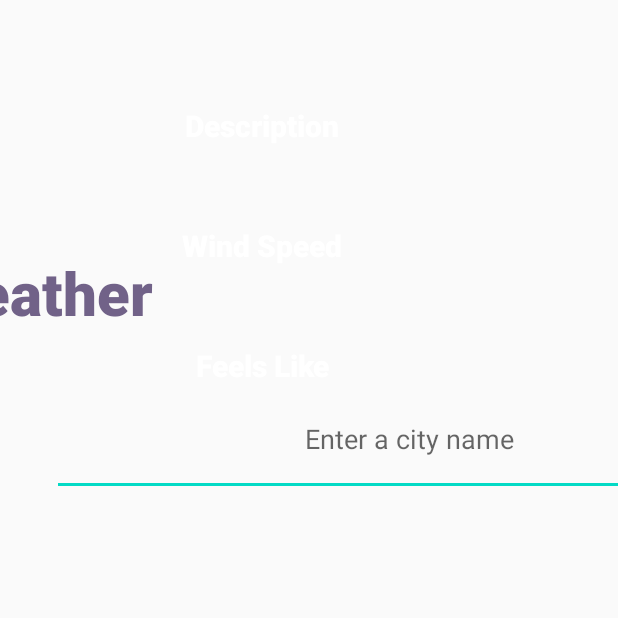
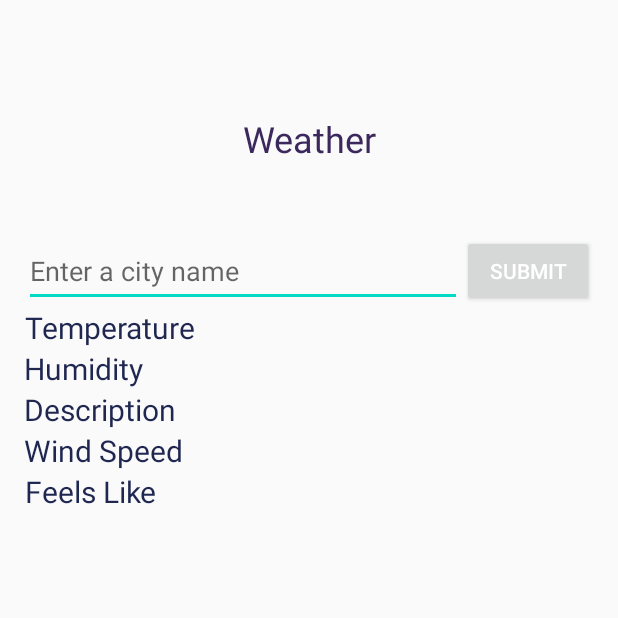
Before and after one commit to akshataxx/MyWeather, an Android app: the screen it shows after launch (MainActivity), on a phone screen of 412 x 824 dp, the top half of it. Run offline under Robolectric (Android 15) with nearby library versions, the phone set to English and light mode, and no system bars; pictures from the network do not load.

Commit message:
weather and background image working

```diff
--- a/app/src/main/AndroidManifest.xml
+++ b/app/src/main/AndroidManifest.xml
@@ -4,6 +4,7 @@
 
     <uses-permission android:name="android.permission.INTERNET"/>
     <application
+        android:usesCleartextTraffic="true"
         android:allowBackup="true"
         android:dataExtractionRules="@xml/data_extraction_rules"
         android:fullBackupContent="@xml/backup_rules"
@@ -18,10 +19,10 @@
             android:exported="true"
             android:label="@string/app_name"
             android:theme="@style/CustomTheme"
-            android:screenOrientation="portrait">
+            android:screenOrientation="portrait"
+            >
             <intent-filter>
                 <action android:name="android.intent.action.MAIN" />
-
                 <category android:name="android.intent.category.LAUNCHER" />
             </intent-filter>
         </activity>
--- a/app/src/main/java/com/example/myweather/MainActivity.kt
+++ b/app/src/main/java/com/example/myweather/MainActivity.kt
@@ -1,25 +1,19 @@
 package com.example.myweather
 
 import android.os.Bundle
-import android.text.Editable
-import android.text.TextWatcher
 import android.util.Log
-import android.view.View
 import android.widget.AutoCompleteTextView
+import android.widget.Button
 import android.widget.EditText
-import android.widget.SeekBar
+import android.widget.ImageView
 import android.widget.TextView
-import androidx.activity.ComponentActivity
-
-/*import androidx.compose.foundation.layout.fillMaxSize
-import androidx.compose.material3.MaterialTheme
-import androidx.compose.material3.Surface
-import androidx.compose.material3.Text
-import androidx.compose.runtime.Composable
-import androidx.compose.ui.Modifier
-import androidx.compose.ui.tooling.preview.Preview*/
-import com.example.myweather.ui.theme.MyWeatherTheme
 import androidx.appcompat.app.AppCompatActivity
+import com.bumptech.glide.Glide
+import retrofit2.Call
+import retrofit2.Callback
+import retrofit2.Response
+import retrofit2.Retrofit
+import retrofit2.converter.gson.GsonConverterFactory
 
 /**
  * Main Activity class extends App combat activity
@@ -28,40 +22,107 @@ import androidx.appcompat.app.AppCompatActivity
  */
 
 private const val TAG ="MainActivity"
+private const val UNSPLASH_ACCESS_KEY = "YWvqLpD6_DWXpnjnPGbuhneEIbnxYj47pMJY6V9MMEEI"
+private const val UNSPLASH_BASE_URL = "https://api.unsplash.com/"
+
 class MainActivity : AppCompatActivity() {
-    private lateinit var city:AutoCompleteTextView
-    private lateinit var suggestion: EditText
+    private lateinit var city: AutoCompleteTextView
+    //private lateinit var suggestion: TextView
+    private lateinit var temperatureValue: TextView
+    private lateinit var humidityValue: TextView
+    private lateinit var descriptionValue: TextView
+    private lateinit var windValue: TextView
+    private lateinit var feelsValue: TextView
+    private lateinit var backgroundImageView: ImageView
+
+    private val unsplashApi by lazy {
+        Retrofit.Builder()
+            .baseUrl(UNSPLASH_BASE_URL)
+            .addConverterFactory(GsonConverterFactory.create())
+            .build()
+            .create(UnsplashApi::class.java)
+    }
+
     override fun onCreate(savedInstanceState: Bundle?) {
         super.onCreate(savedInstanceState)
         setContentView(R.layout.activity_main) //set the xml layout for this activity
         city = findViewById(R.id.SearchBar)
-        suggestion = findViewById(R.id.dropdownSuggestion)
+        //suggestion = findViewById(R.id.dropdownSuggestion)
+        temperatureValue = findViewById(R.id.temperatureValue)
+        humidityValue = findViewById(R.id.humidityValue)
+        descriptionValue = findViewById(R.id.descriptionValue)
+        windValue = findViewById(R.id.windValue)
+        feelsValue = findViewById(R.id.feelsValue)
+        backgroundImageView = findViewById(R.id.backgroundImageView)
 
-        city.addTextChangedListener(object: TextWatcher {
-            override fun beforeTextChanged(s: CharSequence?, start: Int, count: Int, after:Int){}
-            override fun onTextChanged(s: CharSequence?, start: Int, before: Int, count: Int) {}
-            override fun afterTextChanged(s: Editable?) {
-                Log.i(TAG, "afterTextChanged $s")
-                //submit button to trigger openweather api call
-                submitButton()
+        val submitButton = findViewById<Button>(R.id.submit)
+        submitButton.setOnClickListener { submitButton() } //set click listener
+    }
 
-            }
-        })
+    /**
+     * Function to be triggered when submit button is clicked
+     */
+    private fun submitButton(){
+        val selectedCity = city.text.toString()
+        fetchWeather(selectedCity)
+        fetchBackgroundImage(selectedCity)
     }
 
     /**
      * Function to fetch weather conditions for the selected city
      */
-    private fun fetchWeather(city:String){
-        val weatherConditions = "Weather conditions for $city: Sunny "
+    private fun fetchWeather(city: String) {
+        val weatherApi = WeatherApi.retrofitService
+        weatherApi.getWeather(city, "70c239d17904f676d67a81814478e43b", "metric").enqueue(object : Callback<WeatherResponse> {
+            override fun onResponse(
+                call: Call<WeatherResponse>,
+                response: Response<WeatherResponse>
+            ) {
+                if (response.isSuccessful) {
+                    Log.i(TAG, "Response successful weather")
+                    val weatherResponse = response.body()
+                    temperatureValue.setText("${weatherResponse?.main?.temp} °C")
+                    humidityValue.setText("${weatherResponse?.main?.humidity} %")
+                    descriptionValue.setText(weatherResponse?.weather?.get(0)?.description)
+                    windValue.setText("${weatherResponse?.wind?.speed} m/s")
+                    feelsValue.setText("${weatherResponse?.main?.feels_like} °C")
+                } else {
+                    Log.i(TAG, "Response unsuccessful weather")
+                }
+            }
 
+            override fun onFailure(call: Call<WeatherResponse>, t: Throwable) {
+                Log.i(TAG, "Response failed")
+            }
+        })
     }
 
-    /**
-     * Function to be triggered when submit button is clicked
-     */
-    private fun submitButton(view: View){
-        val selectedCity = city.text.toString()
-        fetchWeather(selectedCity)
+    private fun fetchBackgroundImage(city:String){
+        unsplashApi.getImages(city,"WvqLpD6_DWXpnjnPGbuhneEIbnxYj47pMJY6V9MMEEI").enqueue(object: Callback<UnsplashResponse>{
+            override fun onResponse(
+                call: Call<UnsplashResponse>,
+                response: Response<UnsplashResponse>
+            ){
+                if(response.isSuccessful) {
+                    Log.i(TAG, "Response successful images")
+                    val imageUrl = response.body()?.results?.get(0)?.urls?.full
+                    imageUrl?.let {
+                        loadImageIntoBackground(it)
+
+                    }
+                }else{
+                    Log.e(TAG, "Failed to fetch unsplash images")
+
+                }
+            }
+            override fun onFailure(call: Call<UnsplashResponse>, t: Throwable) {
+                Log.e(TAG, "Unsplash API call failed", t)
+            }
+        })
+    }
+    private fun loadImageIntoBackground(imageUrl: String) {
+        Glide.with(this)
+            .load(imageUrl)
+            .into(backgroundImageView)
     }
 }
--- /dev/null
+++ b/app/src/main/java/com/example/myweather/UnsplashApiService.kt
@@ -0,0 +1,14 @@
+package com.example.myweather
+
+import retrofit2.Call
+import retrofit2.http.GET
+import retrofit2.http.Query
+import com.example.myweather.UnsplashResponse
+
+interface UnsplashApi {
+    @GET("search/photos")
+    fun getImages(
+        @Query("query") query: String,
+        @Query("client_id") clientId: String
+    ): Call<UnsplashResponse>
+}
--- a/app/src/main/res/layout/activity_main.xml
+++ b/app/src/main/res/layout/activity_main.xml
@@ -3,210 +3,166 @@
     xmlns:app="http://schemas.android.com/apk/res-auto"
     xmlns:tools="http://schemas.android.com/tools"
     android:layout_width="match_parent"
-    android:layout_height="match_parent">
+    android:layout_height="match_parent"
+    android:padding="16dp">
+
+    <ImageView
+        android:id="@+id/backgroundImageView"
+        android:layout_width="match_parent"
+        android:layout_height="match_parent"
+        android:scaleType="centerCrop"
+        app:layout_constraintBottom_toBottomOf="parent"
+        app:layout_constraintEnd_toEndOf="parent"
+        app:layout_constraintStart_toStartOf="parent"
+        app:layout_constraintTop_toTopOf="parent" />
 
     <TextView
         android:id="@+id/BaseLabel"
-        android:layout_width="237dp"
-        android:layout_height="57dp"
-        android:layout_marginTop="168dp"
-        android:layout_marginEnd="268dp"
-        android:fontFamily="sans-serif-black"
-        android:shadowColor="#CEB55072"
+        android:layout_width="wrap_content"
+        android:layout_height="wrap_content"
+        android:layout_marginTop="60dp"
         android:text="Weather"
         android:textAlignment="center"
-        android:textColor="#DF5D4C77"
-        android:textSize="40sp"
+        android:textColor="#3B285C"
+        android:textSize="24sp"
+        app:layout_constraintStart_toStartOf="parent"
         app:layout_constraintEnd_toEndOf="parent"
-        app:layout_constraintTop_toTopOf="parent"
-        app:layouyt_constraintStart_toStartof="parent" />
+        app:layout_constraintTop_toTopOf="parent" />
 
     <AutoCompleteTextView
         android:id="@+id/SearchBar"
-        android:layout_width="476dp"
-        android:layout_height="76dp"
-        android:layout_marginStart="60dp"
-        android:layout_marginTop="30dp"
-        android:layout_marginEnd="60dp"
-        android:layout_marginBottom="524dp"
-        android:fontFamily="sans-serif"
+        android:layout_width="0dp"
+        android:layout_height="48dp"
+        android:layout_marginTop="48dp"
         android:hint="Enter a city name"
+        android:imeOptions="actionDone"
         android:inputType="text"
-        android:popupBackground="@android:color/black"
-        android:textAlignment="center"
-        app:layout_constraintBottom_toBottomOf="parent"
-        app:layout_constraintEnd_toEndOf="parent"
-        app:layout_constraintHorizontal_bias="0.141"
+        app:layout_constraintEnd_toStartOf="@id/submit"
         app:layout_constraintStart_toStartOf="parent"
-        app:layout_constraintTop_toBottomOf="@id/BaseLabel"
-        app:layout_constraintVertical_bias="0.034" />
+        app:layout_constraintTop_toBottomOf="@id/BaseLabel" />
 
     <Button
         android:id="@+id/submit"
         android:layout_width="wrap_content"
         android:layout_height="wrap_content"
-        android:layout_marginStart="21dp"
-        android:layout_marginTop="287dp"
+        android:imeOptions="actionDone"
+        android:text="Submit"
+        app:layout_constraintBottom_toBottomOf="@id/SearchBar"
+        app:layout_constraintEnd_toEndOf="parent"
+        app:layout_constraintTop_toTopOf="@id/SearchBar" />
 
-
-        android:layout_marginEnd="72dp"
-        android:layout_marginBottom="1193dp"
-        android:onClick="onSubmitButtonClick"
-        android:text="Submit"
-        app:layout_constraintBottom_toBottomOf="parent"
-        app:layout_constraintEnd_toEndOf="parent"
-        app:layout_constraintStart_toEndOf="@+id/SearchBar"
-        app:layout_constraintTop_toTopOf="parent" />
+    <View
+        android:id="@+id/separator"
+        android:layout_width="16dp"
+        android:layout_height="0dp"
+        app:layout_constraintStart_toEndOf="@+id/temperatureLabel"
+        app:layout_constraintTop_toTopOf="parent"
+        app:layout_constraintBottom_toBottomOf="parent"/>
+    <TextView
+        android:id="@+id/temperatureLabel"
+        android:layout_width="wrap_content"
+        android:layout_height="wrap_content"
+        android:text="Temperature"
+        android:textAlignment="center"
+        android:textColor="#1F2751"
+        android:textSize="20sp"
+        app:layout_constraintStart_toStartOf="parent"
+        app:layout_constraintTop_toBottomOf="@+id/SearchBar" />
 
     <TextView
-        android:id="@+id/dropdownSuggestion"
-        android:layout_width="475dp"
-        android:layout_height="63dp"
-        android:padding="8sp"
-        android:textColor="@color/black"
-        android:textSize="18sp"
-        app:layout_constraintStart_toStartOf="@id/SearchBar"
-        app:layout_constraintTop_toBottomOf="@id/SearchBar"
-        tools:layout_editor_absoluteX="131dp"
-        tools:layout_editor_absoluteY="354dp" />
+        android:id="@+id/temperatureValue"
+        android:layout_width="wrap_content"
+        android:layout_height="wrap_content"
+        android:textAlignment="center"
+        android:textColor="#432C6C"
+        android:textSize="20sp"
 
-    <TextView
-        android:id="@+id/temperatureLabel"
-        android:layout_width="141dp"
-        android:layout_height="42dp"
-        android:layout_marginStart="104dp"
-        android:layout_marginTop="128dp"
-        android:layout_marginBottom="951dp"
-        android:fontFamily="sans-serif-black"
-        android:text="Temperature"
-        android:textAlignment="center"
-        android:textSize="20sp"
-        app:layout_constraintBottom_toBottomOf="parent"
-        app:layout_constraintStart_toStartOf="parent"
-        app:layout_constraintTop_toBottomOf="@+id/dropdownSuggestion"
-        app:layout_constraintVertical_bias="0.6" />
-
-    <EditText
-        android:id="@+id/temperatureValue"
-        android:layout_width="173dp"
-        android:layout_height="55dp"
-        android:layout_marginStart="97dp"
-        android:layout_marginTop="113dp"
-        android:layout_marginEnd="220dp"
-        android:layout_marginBottom="933dp"
-        android:ems="10"
-        android:inputType="number"
-        app:layout_constraintBottom_toBottomOf="parent"
-        app:layout_constraintEnd_toEndOf="parent"
-        app:layout_constraintHorizontal_bias="1.0"
-        app:layout_constraintStart_toEndOf="@+id/temperatureLabel"
-        app:layout_constraintTop_toBottomOf="@+id/dropdownSuggestion"
-        app:layout_constraintVertical_bias="0.0" />
+        app:layout_constraintStart_toEndOf="@+id/separator"
+        app:layout_constraintTop_toTopOf="@+id/temperatureLabel" />
 
     <TextView
         android:id="@+id/humidityLabel"
-        android:layout_width="141dp"
-        android:layout_height="42dp"
-        android:layout_marginStart="104dp"
-        android:layout_marginTop="38dp"
-        android:layout_marginBottom="871dp"
-        android:fontFamily="sans-serif-black"
+        android:layout_width="wrap_content"
+        android:layout_height="wrap_content"
         android:text="Humidity"
         android:textAlignment="center"
+        android:textColor="#1F2751"
         android:textSize="20sp"
-        app:layout_constraintBottom_toBottomOf="parent"
-        app:layout_constraintEnd_toStartOf="@+id/humidityValue"
         app:layout_constraintStart_toStartOf="parent"
         app:layout_constraintTop_toBottomOf="@+id/temperatureLabel" />
 
     <TextView
         android:id="@+id/humidityValue"
-        android:layout_width="173dp"
-        android:layout_height="55dp"
-        android:layout_marginStart="97dp"
-        android:layout_marginTop="38dp"
-        android:layout_marginEnd="220dp"
-        android:layout_marginBottom="868dp"
-        app:layout_constraintBottom_toBottomOf="parent"
-        app:layout_constraintEnd_toEndOf="parent"
-        app:layout_constraintStart_toEndOf="@+id/humidityLabel"
-        app:layout_constraintTop_toBottomOf="@+id/temperatureValue"
-        app:layout_constraintVertical_bias="1.0" />
+        android:layout_width="wrap_content"
+        android:layout_height="wrap_content"
+        android:textAlignment="center"
+        android:textColor="#432C6C"
+        android:textSize="20sp"
+        app:layout_constraintStart_toEndOf="@+id/separator"
+        app:layout_constraintTop_toTopOf="@+id/humidityLabel" />
 
     <TextView
         android:id="@+id/descriptionLabel"
-        android:layout_width="141dp"
-        android:layout_height="42dp"
-        android:layout_marginStart="104dp"
-        android:layout_marginTop="38dp"
-        android:fontFamily="sans-serif-black"
+        android:layout_width="wrap_content"
+        android:layout_height="wrap_content"
         android:text="Description"
         android:textAlignment="center"
+        android:textColor="#1F2751"
         android:textSize="20sp"
         app:layout_constraintStart_toStartOf="parent"
         app:layout_constraintTop_toBottomOf="@+id/humidityLabel" />
 
     <TextView
         android:id="@+id/descriptionValue"
-        android:layout_width="173dp"
-        android:layout_height="55dp"
-        android:layout_marginStart="97dp"
-        android:layout_marginTop="38dp"
-        android:layout_marginEnd="220dp"
-        app:layout_constraintBottom_toBottomOf="parent"
-        app:layout_constraintEnd_toEndOf="parent"
-        app:layout_constraintStart_toEndOf="@+id/descriptionLabel"
-        app:layout_constraintTop_toBottomOf="@+id/humidityValue"
-        app:layout_constraintVertical_bias="0.0" />
+        android:layout_width="wrap_content"
+        android:layout_height="wrap_content"
+        android:textAlignment="center"
+        android:textColor="#432C6C"
+        android:textSize="20sp"
+        app:layout_constraintStart_toEndOf="@+id/separator"
+        app:layout_constraintTop_toTopOf="@+id/descriptionLabel" />
 
     <TextView
         android:id="@+id/windLabel"
-        android:layout_width="141dp"
-        android:layout_height="42dp"
-        android:layout_marginStart="104dp"
-        android:layout_marginTop="38dp"
-        android:fontFamily="sans-serif-black"
+        android:layout_width="wrap_content"
+        android:layout_height="wrap_content"
         android:text="Wind Speed"
         android:textAlignment="center"
+        android:textColor="#1F2751"
         android:textSize="20sp"
         app:layout_constraintStart_toStartOf="parent"
         app:layout_constraintTop_toBottomOf="@+id/descriptionLabel" />
 
     <TextView
         android:id="@+id/windValue"
-        android:layout_width="173dp"
-        android:layout_height="55dp"
-        android:layout_marginStart="97dp"
-        android:layout_marginTop="24dp"
-        android:layout_marginEnd="220dp"
-        app:layout_constraintEnd_toEndOf="parent"
-        app:layout_constraintStart_toEndOf="@+id/windLabel"
-        app:layout_constraintTop_toBottomOf="@+id/descriptionValue" />
+        android:layout_width="wrap_content"
+        android:layout_height="wrap_content"
+        android:textAlignment="center"
+        android:textColor="#432C6C"
+        android:textSize="20sp"
+        app:layout_constraintStart_toEndOf="@+id/separator"
+        app:layout_constraintTop_toTopOf="@+id/windLabel" />
+
 
     <TextView
         android:id="@+id/feelsLabel"
-        android:layout_width="141dp"
-        android:layout_height="42dp"
-        android:layout_marginStart="104dp"
-        android:layout_marginTop="38dp"
-        android:fontFamily="sans-serif-black"
+        android:layout_width="wrap_content"
+        android:layout_height="wrap_content"
         android:text="Feels Like"
         android:textAlignment="center"
+        android:textColor="#1F2751"
         android:textSize="20sp"
         app:layout_constraintStart_toStartOf="parent"
         app:layout_constraintTop_toBottomOf="@+id/windLabel" />
 
     <TextView
         android:id="@+id/feelsValue"
-        android:layout_width="173dp"
-        android:layout_height="55dp"
-        android:layout_marginStart="97dp"
-        android:layout_marginTop="37dp"
-        android:layout_marginEnd="220dp"
-        android:layout_marginBottom="562dp"
-        app:layout_constraintBottom_toBottomOf="parent"
-        app:layout_constraintEnd_toEndOf="parent"
-        app:layout_constraintStart_toEndOf="@+id/feelsLabel"
-        app:layout_constraintTop_toBottomOf="@+id/windValue" />
+        android:layout_width="wrap_content"
+        android:layout_height="wrap_content"
+        android:textAlignment="center"
+        android:textColor="#432C6C"
+        android:textSize="20sp"
+        app:layout_constraintStart_toEndOf="@+id/separator"
+        app:layout_constraintTop_toTopOf="@+id/feelsLabel" />
 
 </androidx.constraintlayout.widget.ConstraintLayout>
--- a/build.gradle
+++ b/build.gradle
@@ -1,6 +1,7 @@
 // Top-level build file where you can add configuration options common to all sub-projects/modules.
+
 plugins {
     id 'com.android.application' version '8.0.2' apply false
     id 'com.android.library' version '8.0.2' apply false
-    id 'org.jetbrains.kotlin.android' version '1.7.20' apply false
+    id 'org.jetbrains.kotlin.android' version '1.9.0' apply false
 }
```
Also changed, not shown: app/build.gradle (+11 -2 lines), app/src/main/java/com/example/myweather/CityModels.kt (added, +13 -0 lines), app/src/main/java/com/example/myweather/WeatherApiService.kt (added, +48 -0 lines), app/src/main/java/com/example/myweather/WeatherModels.kt (added, +21 -0 lines), app/src/main/java/com/example/myweather/ui/theme/Color.kt (deleted, +0 -11 lines), app/src/main/java/com/example/myweather/ui/theme/Theme.kt (deleted, +0 -70 lines), app/src/main/java/com/example/myweather/ui/theme/Type.kt (deleted, +0 -34 lines).
